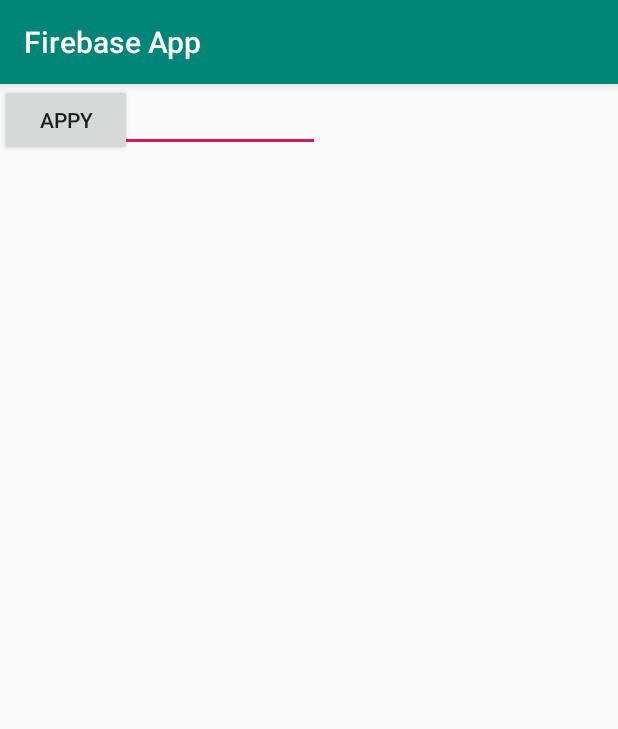
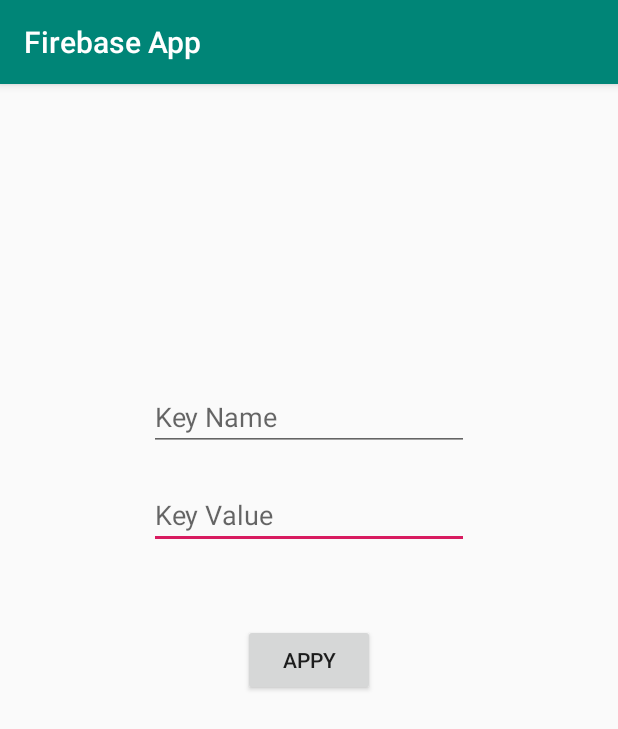
Before and after one commit to Jatin-Pawar/FirebaseBasics, an Android app: the screen it shows after launch (MainActivity), on a phone screen of 412 x 824 dp. Shown: the top 729 px of the screen. Run offline under Robolectric (Android 15) with nearby library versions, the phone set to English and light mode, and no system bars; libraries missing offline, so code that uses them is left out: com.firebase.client; 2 statements that could not run were skipped.

Commit message:
Checkpoint 1

```diff
--- a/app/src/main/AndroidManifest.xml
+++ b/app/src/main/AndroidManifest.xml
@@ -1,6 +1,8 @@
 <?xml version="1.0" encoding="utf-8"?>
 <manifest xmlns:android="http://schemas.android.com/apk/res/android"
     package="com.example.firebaseapp">
+
+    <uses-permission android:name="android.permission.INTERNET" />
 
     <application
         android:allowBackup="true"
--- a/app/src/main/java/com/example/firebaseapp/MainActivity.java
+++ b/app/src/main/java/com/example/firebaseapp/MainActivity.java
@@ -1,17 +1,20 @@
 package com.example.firebaseapp;
 
+import android.provider.Settings;
 import android.support.v7.app.AppCompatActivity;
 import android.os.Bundle;
+import android.view.View;
 import android.widget.Button;
 import android.widget.EditText;
+import android.widget.Toast;
 
 import com.firebase.client.Firebase;
 
 public class MainActivity extends AppCompatActivity {
 
-    EditText myEditText;
+    EditText myEditText, myKeyValue;
     Button myApplyBtn;
-    String myStringData;
+    String myStringData, myKeyValueData;
 
     Firebase myFirebase;
 
@@ -23,11 +26,29 @@ public class MainActivity extends AppCompatActivity {
         setContentView(R.layout.activity_main);
 
         myEditText = (EditText) findViewById(R.id.editText);
+        myKeyValue = (EditText) findViewById(R.id.editText2);
+
         myApplyBtn = (Button) findViewById(R.id.button);
 
-        myStringData = myEditText.getText().toString();
+
 
         Firebase.setAndroidContext(this);
-        myFirebase = new Firebase("https://fir-app-13aff.firebaseio.com");
+
+        String DeviceId = Settings.Secure.getString(getApplicationContext().getContentResolver(), Settings.Secure.ANDROID_ID);
+
+        myFirebase = new Firebase("https://fir-app-13aff.firebaseio.com/Users" + DeviceId);
+
+        myApplyBtn.setOnClickListener(new View.OnClickListener() {
+            @Override
+            public void onClick(View v) {
+
+                myStringData = myEditText.getText().toString();
+                myKeyValueData = myKeyValue.getText().toString();
+                Firebase myNewChild = myFirebase.child(myKeyValueData);
+                myNewChild.setValue(myStringData);
+
+                Toast.makeText(MainActivity.this, myKeyValueData +" is updated with "+ myStringData ,Toast.LENGTH_LONG).show();
+            }
+        });
     }
 }
--- a/app/src/main/res/layout/activity_main.xml
+++ b/app/src/main/res/layout/activity_main.xml
@@ -1,27 +1,51 @@
 <?xml version="1.0" encoding="utf-8"?>
-<android.support.constraint.ConstraintLayout xmlns:android="http://schemas.android.com/apk/res/android"
+<RelativeLayout xmlns:android="http://schemas.android.com/apk/res/android"
     xmlns:app="http://schemas.android.com/apk/res-auto"
     xmlns:tools="http://schemas.android.com/tools"
     android:layout_width="match_parent"
     android:layout_height="match_parent"
     tools:context=".MainActivity">
 
-    <Button
-        android:id="@+id/button"
-        android:layout_width="wrap_content"
-        android:layout_height="wrap_content"
-        android:text="Appy"
-        tools:layout_editor_absoluteX="161dp"
-        tools:layout_editor_absoluteY="416dp" />
+
+
+
+
 
     <EditText
         android:id="@+id/editText"
         android:layout_width="wrap_content"
         android:layout_height="wrap_content"
+        android:layout_above="@+id/button"
+        android:layout_centerHorizontal="true"
+        android:layout_marginBottom="50dp"
         android:ems="10"
-        android:inputType="textPersonName"
-        android:text="Name"
-        tools:layout_editor_absoluteX="99dp"
-        tools:layout_editor_absoluteY="288dp" />
+        android:hint="Key Value"
+        android:inputType="textPersonName" />
 
-</android.support.constraint.ConstraintLayout>
+    <Button
+        android:id="@+id/button"
+        android:layout_width="wrap_content"
+        android:layout_height="wrap_content"
+        android:layout_centerHorizontal="true"
+        android:layout_centerVertical="true"
+        android:text="Appy" />
+
+    <EditText
+       android:id="@+id/editText2"
+       android:layout_width="wrap_content"
+       android:layout_height="wrap_content"
+       android:layout_above="@+id/editText"
+       android:layout_alignRight="@+id/editText"
+       android:layout_alignEnd="@id/editText"
+       android:layout_marginBottom="20dp"
+        android:hint="Key Name"
+       android:ems="10"
+       android:inputType="textPersonName" />
+
+
+
+
+
+
+
+</RelativeLayout>
```
